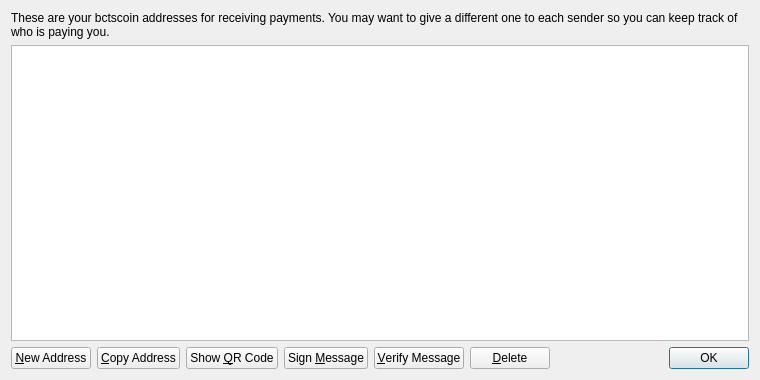
Old version of the form src/qt/forms/addressbookpage.ui in the repository bctscoin/BCTS.
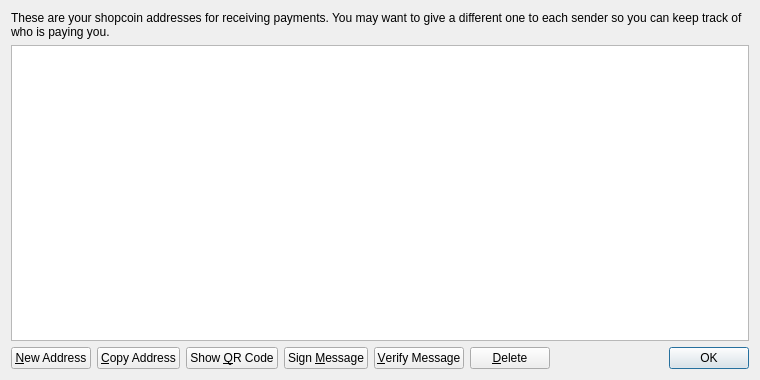
New version of the form. Icons and pictures are not drawn.

```diff
--- a/src/qt/forms/addressbookpage.ui
+++ b/src/qt/forms/addressbookpage.ui
@@ -17,7 +17,7 @@
    <item>
     <widget class="QLabel" name="labelExplanation">
      <property name="text">
-      <string>These are your bctscoin addresses for receiving payments. You may want to give a different one to each sender so you can keep track of who is paying you.</string>
+      <string>These are your shopcoin addresses for receiving payments. You may want to give a different one to each sender so you can keep track of who is paying you.</string>
      </property>
      <property name="textFormat">
       <enum>Qt::PlainText</enum>
```
Left out of the diff: 4 changed lines with no effect on the pictures.
